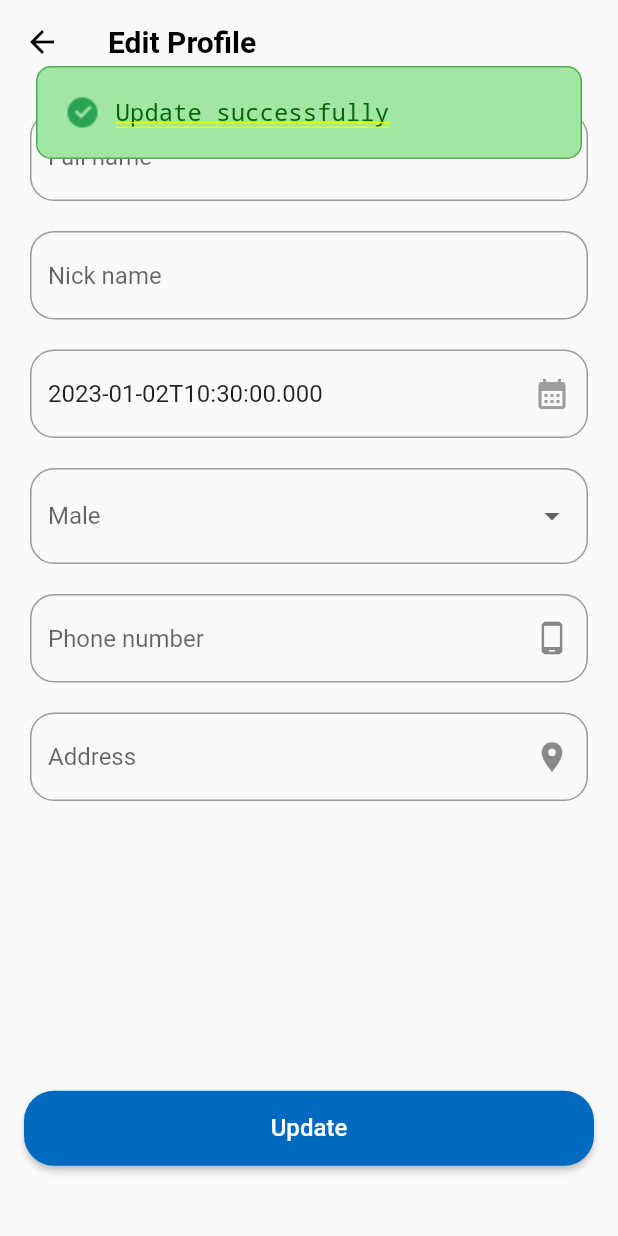
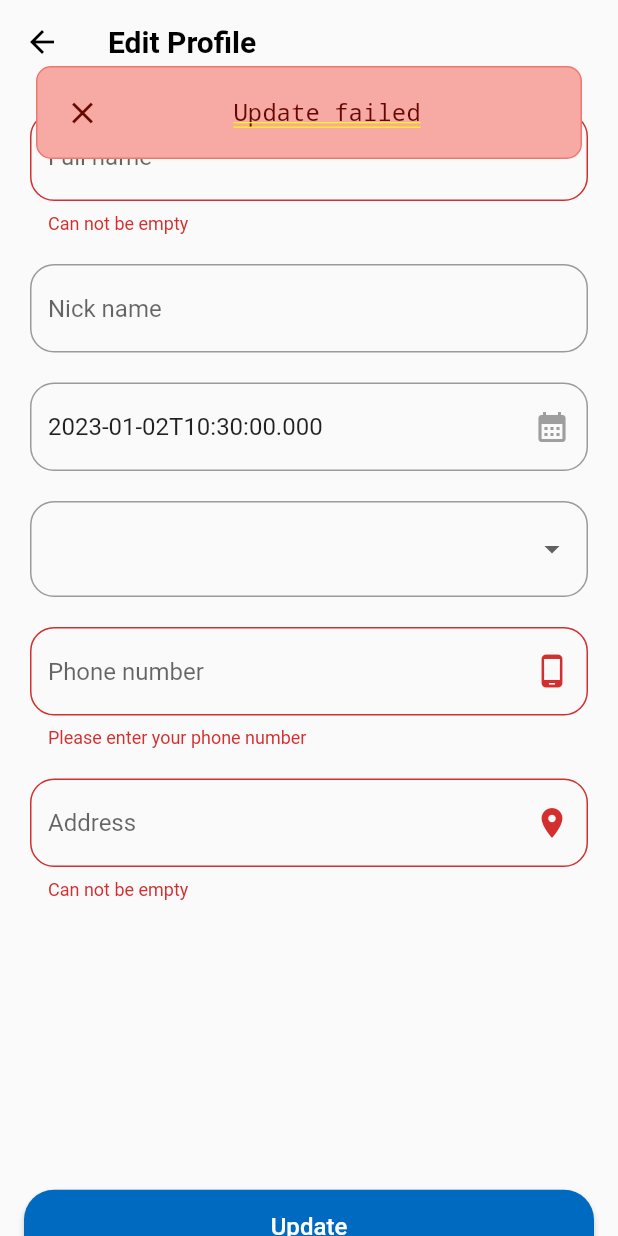
Before and after one commit to dominhthanh0206/my-health-assistant, a Flutter app: the EditProfile screen opened directly, after a tap on "Update", on a phone screen of 412 x 824 dp. Run offline on Flutter 3.47's test engine with Material 2 defaults, Android fonts, the phone set to English and light mode, and no system bars; our stand-ins replace charts_flutter, cloud_firestore, email_validator, firebase_auth, firebase_core, flutter_screenutil and 11 more; accounts and stored records are empty; project files that could hold a hidden picture were left out.

Commit message:
fix update information

```diff
--- a/lib/src/views/patient/screens/profile/edit_profile.dart
+++ b/lib/src/views/patient/screens/profile/edit_profile.dart
@@ -29,7 +29,7 @@
 
   final TextEditingController _addressController = TextEditingController();
   String textGender = 'Male';
-
+  final _formKey = GlobalKey<FormState>();
   @override
   Widget build(BuildContext context) {
     final patient = FirebaseFirestore.instance
@@ -55,12 +55,21 @@
           }
           if (snapshot.hasData) {
             return Column(children: [
-              Column(
+              Form(
+                key: _formKey,
+                child: Column(
                   children: [
                     TextFieldCustom(
                       controller: _nameController
                         ..text = snapshot.data!.get('fullName'),
                       hint: 'Full name',
+                      validator: (value) {
+                        if (value!.isEmpty) {
+                          return 'Can not be empty';
+                        } else {
+                          return null;
+                        }
+                      },
                     ),
                     TextFieldCustom(
                       controller: _nicknameController
@@ -110,6 +119,7 @@
                     )
                   ],
                 ),
+              ),
               SizedBox(
                 height: MediaQuery.of(context).size.height / 4.5,
               ),
@@ -120,6 +130,7 @@
                   width: MediaQuery.of(context).size.width,
                   child: MyElevatedButton(
                     customFunction: () {
+                      if (_formKey.currentState!.validate()) {
                         log(textGender);
                         log('Updated');
                         Map<String, dynamic> data = {
@@ -140,6 +151,10 @@
                         // showMyDialog(context, MyColors.mainColor, MediaQuery.of(context).size, 'Success', 'You account has been saved.');
                         AppToasts.showToast(
                             context: context, title: 'Update successfully');
+                      } else {
+                        AppToasts.showErrorToast(
+                            context: context, title: 'Update failed');
+                      }
                     },
                     text: 'Update',
                     buttonColor: MyColors.mainColor,
```
Lines whose indentation alone changed are shown as unchanged.
